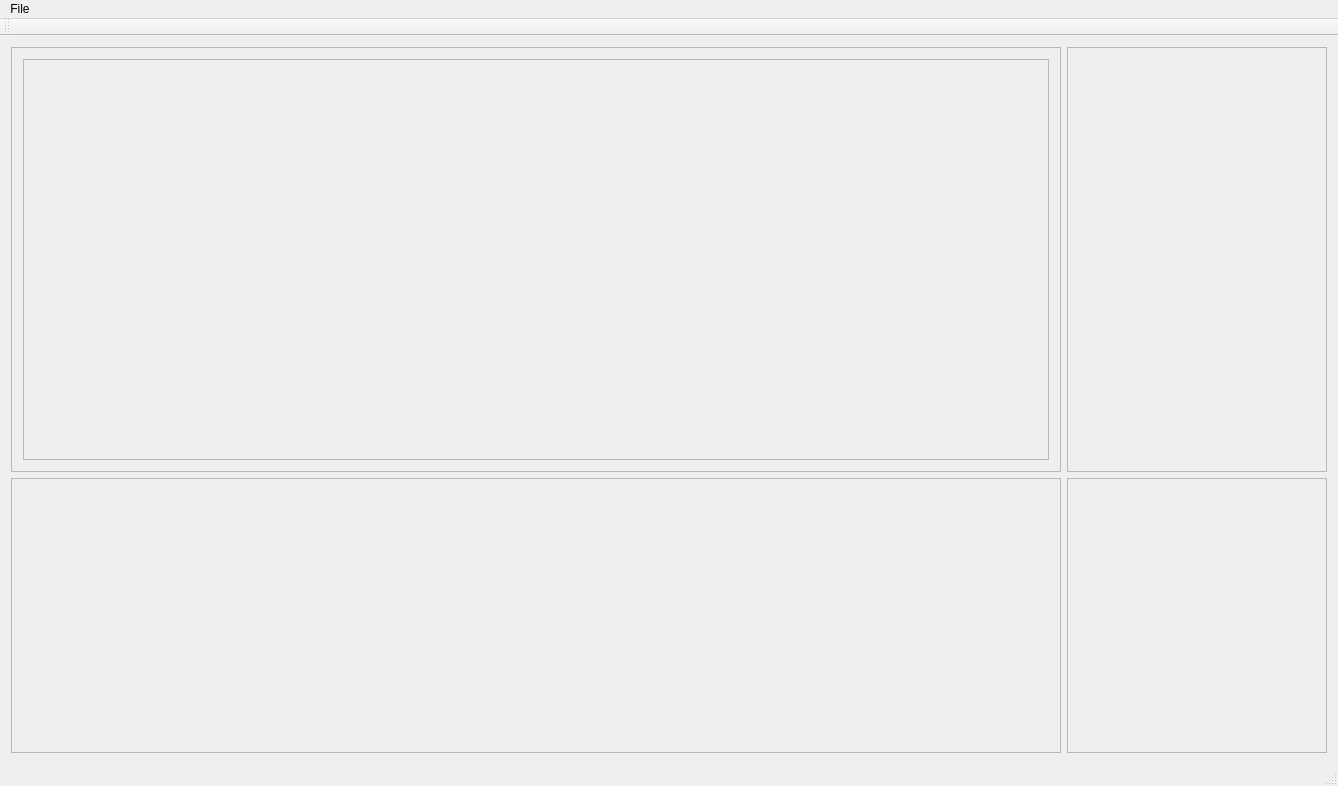
First picture: the form in mainwindow.ui, repository wintersca/bartender, before the edit.
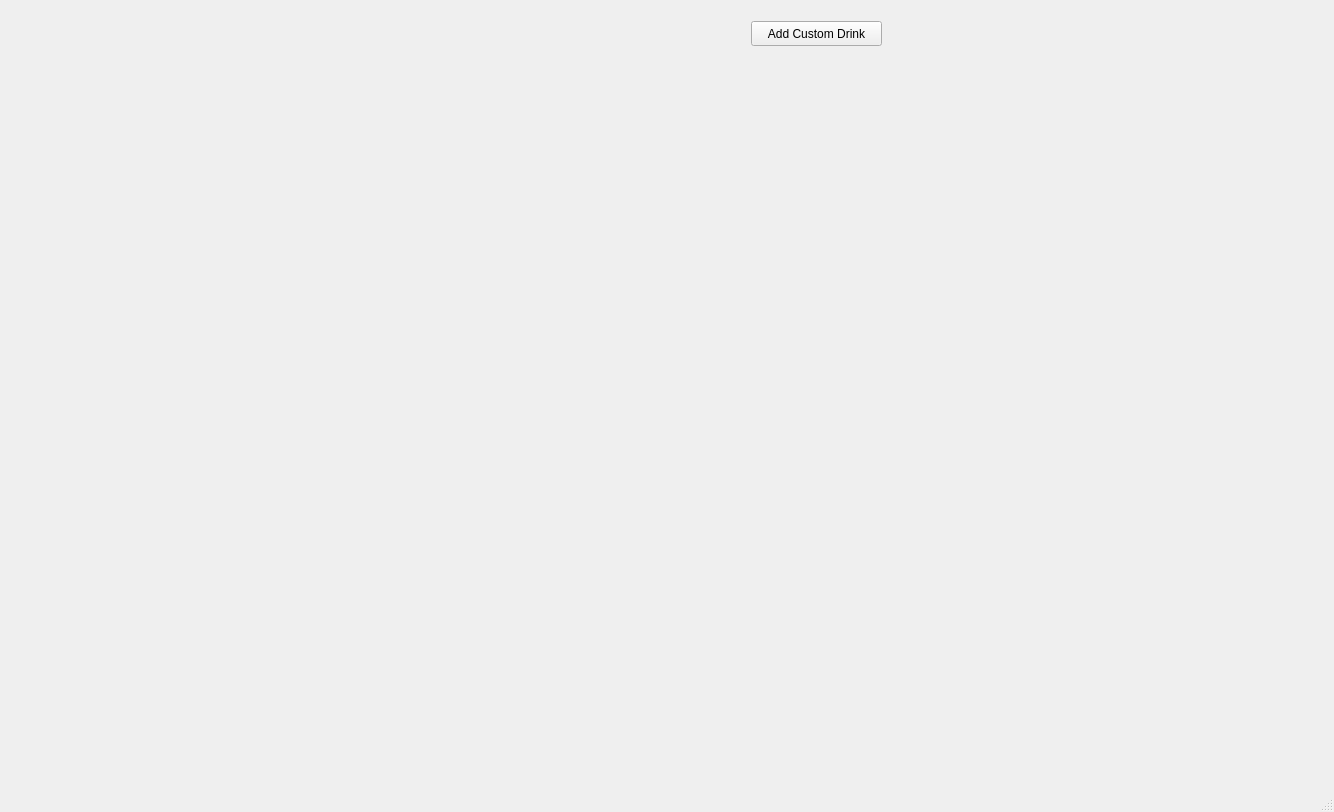
Second picture: the form after the edit.

Commit message: Added a background image to the window. Also converted the tool menu option to add a custom drink to a button. Also further cleaning up how frames are used to divide the main window.

What changed in the file:
```diff
--- a/mainwindow.ui
+++ b/mainwindow.ui
@@ -7,15 +7,128 @@
     <x>0</x>
     <y>0</y>
     <width>1334</width>
-    <height>785</height>
+    <height>812</height>
    </rect>
   </property>
+  <property name="sizePolicy">
+   <sizepolicy hsizetype="Fixed" vsizetype="Fixed">
+    <horstretch>0</horstretch>
+    <verstretch>0</verstretch>
+   </sizepolicy>
+  </property>
+  <property name="minimumSize">
+   <size>
+    <width>1333</width>
+    <height>750</height>
+   </size>
+  </property>
   <property name="windowTitle">
    <string>MainWindow</string>
   </property>
   <widget class="QWidget" name="centralWidget">
    <layout class="QGridLayout" name="gridLayout">
     <item row="0" column="0">
+     <widget class="QFrame" name="frame">
+      <property name="sizePolicy">
+       <sizepolicy hsizetype="Fixed" vsizetype="Fixed">
+        <horstretch>0</horstretch>
+        <verstretch>0</verstretch>
+       </sizepolicy>
+      </property>
+      <property name="minimumSize">
+       <size>
+        <width>1050</width>
+        <height>50</height>
+       </size>
+      </property>
+      <property name="frameShape">
+       <enum>QFrame::NoFrame</enum>
+      </property>
+      <property name="frameShadow">
+       <enum>QFrame::Raised</enum>
+      </property>
+      <widget class="QPushButton" name="addCustomDrink">
+       <property name="geometry">
+        <rect>
+         <x>740</x>
+         <y>10</y>
+         <width>131</width>
+         <height>25</height>
+        </rect>
+       </property>
+       <property name="text">
+        <string>Add Custom Drink</string>
+       </property>
+      </widget>
+     </widget>
+    </item>
+    <item row="2" column="0">
+     <widget class="QFrame" name="frame_5">
+      <property name="sizePolicy">
+       <sizepolicy hsizetype="Fixed" vsizetype="Fixed">
+        <horstretch>0</horstretch>
+        <verstretch>0</verstretch>
+       </sizepolicy>
+      </property>
+      <property name="minimumSize">
+       <size>
+        <width>1050</width>
+        <height>270</height>
+       </size>
+      </property>
+      <property name="frameShape">
+       <enum>QFrame::NoFrame</enum>
+      </property>
+      <property name="frameShadow">
+       <enum>QFrame::Raised</enum>
+      </property>
+     </widget>
+    </item>
+    <item row="2" column="1">
+     <widget class="QFrame" name="frame_4">
+      <property name="sizePolicy">
+       <sizepolicy hsizetype="Fixed" vsizetype="Fixed">
+        <horstretch>0</horstretch>
+        <verstretch>0</verstretch>
+       </sizepolicy>
+      </property>
+      <property name="minimumSize">
+       <size>
+        <width>260</width>
+        <height>270</height>
+       </size>
+      </property>
+      <property name="frameShape">
+       <enum>QFrame::NoFrame</enum>
+      </property>
+      <property name="frameShadow">
+       <enum>QFrame::Raised</enum>
+      </property>
+     </widget>
+    </item>
+    <item row="1" column="1">
+     <widget class="QFrame" name="frameRecipeAndTips">
+      <property name="sizePolicy">
+       <sizepolicy hsizetype="Fixed" vsizetype="Fixed">
+        <horstretch>0</horstretch>
+        <verstretch>0</verstretch>
+       </sizepolicy>
+      </property>
+      <property name="minimumSize">
+       <size>
+        <width>260</width>
+        <height>435</height>
+       </size>
+      </property>
+      <property name="frameShape">
+       <enum>QFrame::NoFrame</enum>
+      </property>
+      <property name="frameShadow">
+       <enum>QFrame::Raised</enum>
+      </property>
+     </widget>
+    </item>
+    <item row="1" column="0">
      <widget class="QFrame" name="frame_3">
       <property name="sizePolicy">
        <sizepolicy hsizetype="Fixed" vsizetype="Fixed">
@@ -30,62 +143,33 @@
        </size>
       </property>
       <property name="frameShape">
-       <enum>QFrame::StyledPanel</enum>
+       <enum>QFrame::NoFrame</enum>
       </property>
       <property name="frameShadow">
        <enum>QFrame::Raised</enum>
       </property>
       <layout class="QHBoxLayout" name="horizontalLayout">
+       <property name="leftMargin">
+        <number>0</number>
+       </property>
+       <property name="topMargin">
+        <number>0</number>
+       </property>
+       <property name="rightMargin">
+        <number>0</number>
+       </property>
+       <property name="bottomMargin">
+        <number>0</number>
+       </property>
        <item>
-        <widget class="QScrollArea" name="scrollArea">
-         <property name="widgetResizable">
-          <bool>true</bool>
-         </property>
-         <widget class="QWidget" name="scrollAreaWidgetContents">
-          <property name="geometry">
-           <rect>
-            <x>0</x>
-            <y>0</y>
-            <width>1028</width>
-            <height>403</height>
-           </rect>
-          </property>
-          <layout class="QHBoxLayout" name="horizontalLayout_2">
-           <item>
-            <layout class="QVBoxLayout" name="widgetLayout"/>
-           </item>
-          </layout>
-         </widget>
-        </widget>
+        <layout class="QVBoxLayout" name="widgetLayout"/>
        </item>
       </layout>
      </widget>
     </item>
     <item row="0" column="1">
-     <widget class="QFrame" name="frame">
+     <widget class="QFrame" name="frame_2">
       <property name="sizePolicy">
-       <sizepolicy hsizetype="Fixed" vsizetype="Expanding">
-        <horstretch>0</horstretch>
-        <verstretch>0</verstretch>
-       </sizepolicy>
-      </property>
-      <property name="minimumSize">
-       <size>
-        <width>260</width>
-        <height>425</height>
-       </size>
-      </property>
-      <property name="frameShape">
-       <enum>QFrame::StyledPanel</enum>
-      </property>
-      <property name="frameShadow">
-       <enum>QFrame::Raised</enum>
-      </property>
-     </widget>
-    </item>
-    <item row="1" column="1">
-     <widget class="QFrame" name="frame_4">
-      <property name="sizePolicy">
        <sizepolicy hsizetype="Fixed" vsizetype="Fixed">
         <horstretch>0</horstretch>
         <verstretch>0</verstretch>
@@ -94,33 +178,11 @@
       <property name="minimumSize">
        <size>
         <width>260</width>
-        <height>275</height>
+        <height>50</height>
        </size>
       </property>
       <property name="frameShape">
-       <enum>QFrame::StyledPanel</enum>
-      </property>
-      <property name="frameShadow">
-       <enum>QFrame::Raised</enum>
-      </property>
-     </widget>
-    </item>
-    <item row="1" column="0">
-     <widget class="QFrame" name="frame_5">
-      <property name="sizePolicy">
-       <sizepolicy hsizetype="Fixed" vsizetype="Fixed">
-        <horstretch>0</horstretch>
-        <verstretch>0</verstretch>
-       </sizepolicy>
-      </property>
-      <property name="minimumSize">
-       <size>
-        <width>1050</width>
-        <height>275</height>
-       </size>
-      </property>
-      <property name="frameShape">
-       <enum>QFrame::StyledPanel</enum>
+       <enum>QFrame::NoFrame</enum>
       </property>
       <property name="frameShadow">
        <enum>QFrame::Raised</enum>
@@ -129,31 +191,6 @@
     </item>
    </layout>
   </widget>
-  <widget class="QMenuBar" name="menuBar">
-   <property name="geometry">
-    <rect>
-     <x>0</x>
-     <y>0</y>
-     <width>1334</width>
-     <height>22</height>
-    </rect>
-   </property>
-   <widget class="QMenu" name="menuFile">
-    <property name="title">
-     <string>File</string>
-    </property>
-    <addaction name="actionAdd_New_Drink"/>
-   </widget>
-   <addaction name="menuFile"/>
-  </widget>
-  <widget class="QToolBar" name="mainToolBar">
-   <attribute name="toolBarArea">
-    <enum>TopToolBarArea</enum>
-   </attribute>
-   <attribute name="toolBarBreak">
-    <bool>false</bool>
-   </attribute>
-  </widget>
   <widget class="QStatusBar" name="statusBar"/>
   <action name="actionAdd_New_Drink">
    <property name="text">
```
The commit also changes 4 other files.
